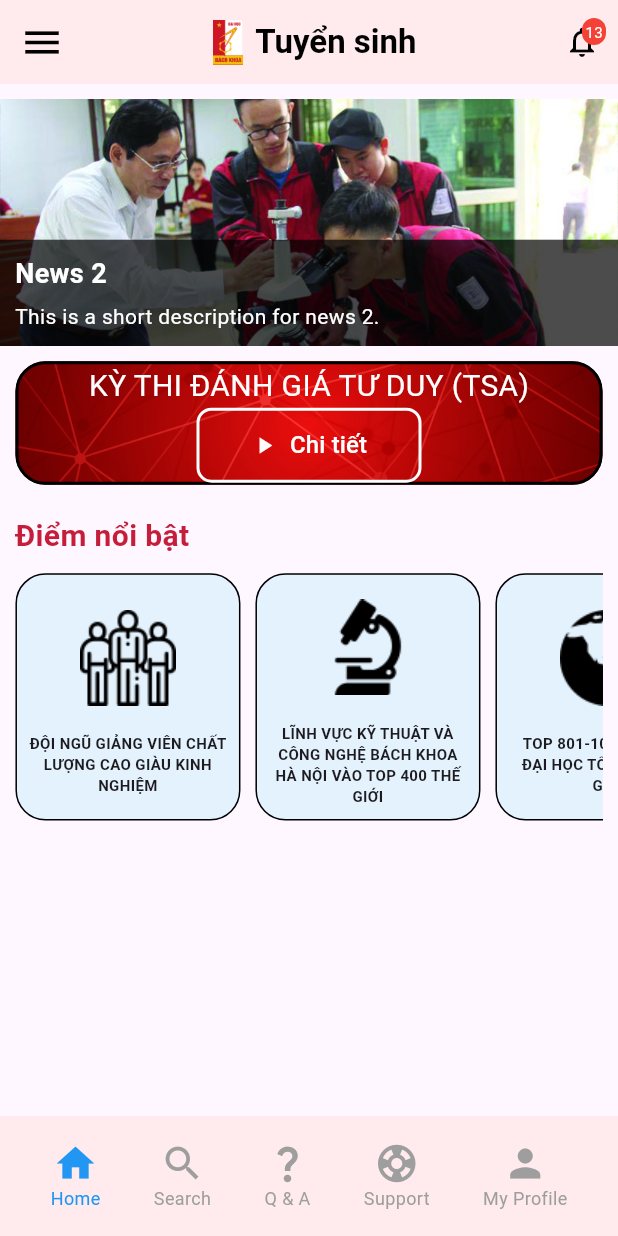
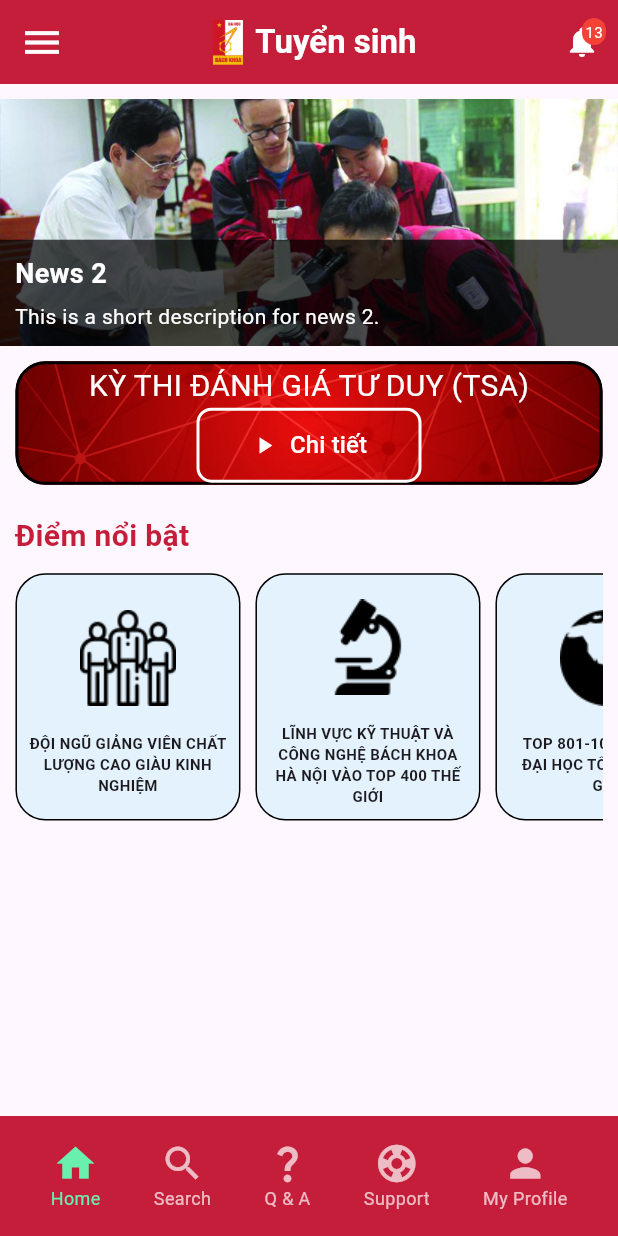
Before and after one commit to Thi1503/tuyen_sinh_app, a Flutter app: the screen it shows after launch, on a phone screen of 412 x 824 dp. Run offline on Flutter 3.47's test engine with Material 3 defaults, Android fonts, the light colour scheme and no system bars.

Commit message:
Signed-off-by: Thi1503 <thile15032003@gmail.com>

```diff
--- a/lib/screen/home_screen.dart
+++ b/lib/screen/home_screen.dart
@@ -22,11 +22,11 @@
 
   AppBar _buildAppBar() {
     return AppBar(
-      backgroundColor: Colors.red[50],
+      backgroundColor: Color(0xFFC41E3A),
       leading: IconButton(
         icon: Icon(
           Icons.menu,
-          color: Colors.black,
+          color: Colors.white,
           size: 30,
         ),
         onPressed: () {
@@ -44,7 +44,7 @@
           Text(
             'Tuyển sinh',
             style: TextStyle(
-              color: Colors.black,
+              color: Colors.white,
               fontWeight: FontWeight.bold,
             ),
           ),
@@ -54,7 +54,7 @@
         Stack(
           children: [
             IconButton(
-              icon: Icon(Icons.notifications_none, color: Colors.black),
+              icon: Icon(Icons.notifications, color: Colors.white),
               onPressed: () {
                 // Hành động khi nhấn biểu tượng thông báo
               },
@@ -92,7 +92,7 @@
 
   BottomAppBar _buildBottomAppBar() {
     return BottomAppBar(
-      color: Colors.red[50],
+      color:Color(0xFFC41E3A),
       child: Row(
         mainAxisAlignment: MainAxisAlignment.spaceAround,
         children: [
@@ -140,12 +140,12 @@
           Icon(
             icon,
             size: 30,
-            color: _selectedIndex == index ? Colors.blue : Colors.grey,
+            color: _selectedIndex == index ? Colors.greenAccent : Colors.white70,
           ),
           Text(
             label,
             style: TextStyle(
-              color: _selectedIndex == index ? Colors.blue : Colors.grey,
+              color: _selectedIndex == index ? Colors.greenAccent : Colors.white70,
               fontSize: 12,
             ),
           ),
```
Also changed, not shown: lib/page/home_page.dart (+12 -10 lines).
